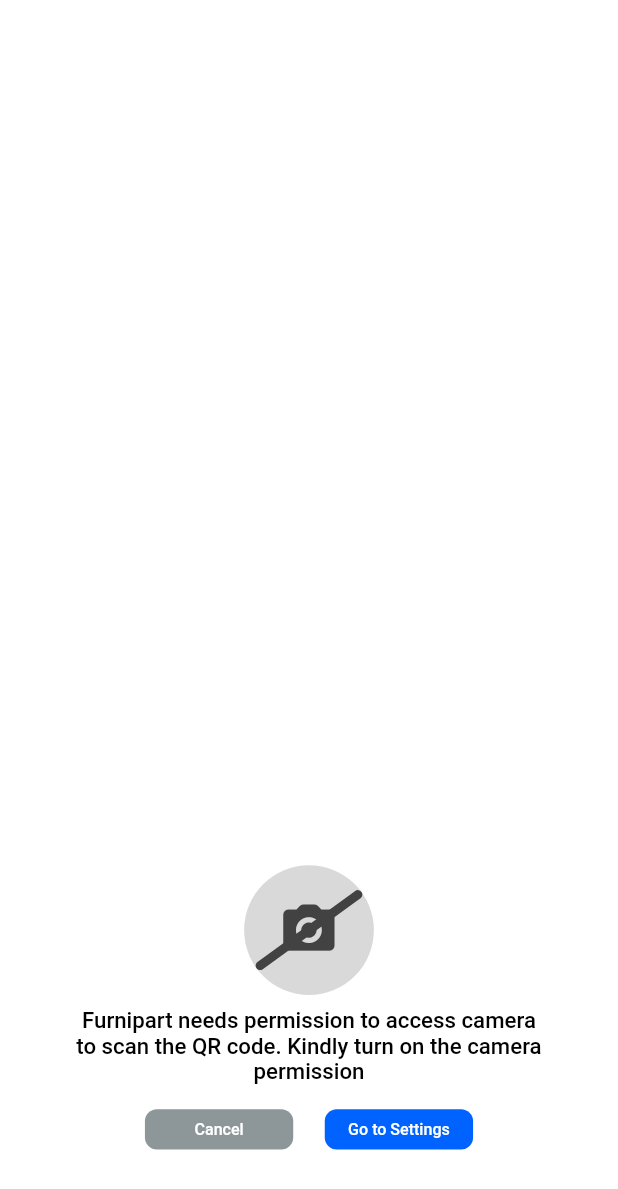
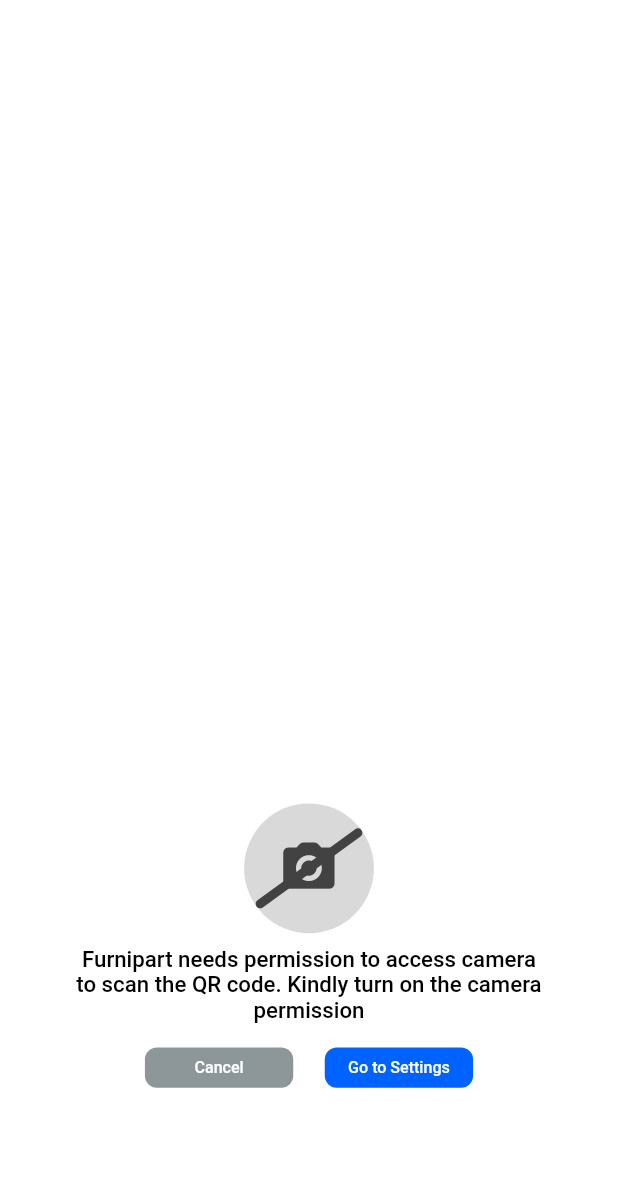
Before and after one commit to ZaynMeledath/turning_point, a Flutter app: what dialog() shows on an empty page, opened directly, on a phone screen of 412 x 824 dp. Shown: the top 1189 px of the screen. Run offline on Flutter 3.47's test engine with Material 3 defaults, Android fonts, the phone set to English and light mode, and no system bars; our stand-ins replace dotted_line, firebase_auth, firebase_core, flutter_bloc, flutter_cache_manager, google_fonts and 7 more; missing offline and left inert: mobile_scanner; accounts and stored records are empty; network calls fail.

Commit message:
Some minor UI changes

```diff
--- a/lib/bloc/auth/auth_state.dart
+++ b/lib/bloc/auth/auth_state.dart
@@ -2,8 +2,10 @@
 
 sealed class AuthState {}
 
-class SignedOutState extends AuthState {}
+class InitialState extends AuthState {}
 
 class GoogleSignInSucess extends AuthState {}
 
 class SignOutState extends AuthState {}
+
+class SignedOutState extends AuthState {}
--- a/lib/controller/home_provider.dart
+++ b/lib/controller/home_provider.dart
@@ -1,4 +1,3 @@
-import 'package:turning_point/view/connect_screen.dart';
 import 'package:turning_point/view/home/reels_screen.dart';
 import 'package:turning_point/view/lucky_draw/lucky_draw_screen.dart';
 import 'package:turning_point/view/rewards/rewards_screen.dart';
@@ -11,5 +10,4 @@
   const RewardsScreen(),
   const ScannerScreen(),
   const LuckyDrawScreen(),
-  const ConnectScreen(),
 ];
--- a/lib/dialog/show_camera_permission_request_dialog.dart
+++ b/lib/dialog/show_camera_permission_request_dialog.dart
@@ -25,10 +25,11 @@
 Widget dialog(BuildContext context) {
   return Container(
     margin: EdgeInsets.only(
-        left: screenSize.width * .071,
-        right: screenSize.width * .071,
-        top: screenSize.height * .68,
-        bottom: screenSize.height * .05),
+      left: screenSize.width * .071,
+      right: screenSize.width * .071,
+      top: screenSize.height * .63,
+      bottom: screenSize.height * .1,
+    ),
     padding: EdgeInsets.symmetric(
       horizontal: screenSize.width * .041,
       vertical: screenSize.height * .02,
--- a/lib/view/about/about_us_screen.dart
+++ b/lib/view/about/about_us_screen.dart
@@ -21,6 +21,7 @@
               'assets/images/splash_logo.png',
               width: screenSize.width * .2,
             ),
+            // SizedBox(height: screenSize.height * .005),
             Text(
               'FURNIPART',
               style: GoogleFonts.poppins(
@@ -30,11 +31,13 @@
                 fontWeight: FontWeight.w500,
               ),
             ),
+            // SizedBox(height: screenSize.height * .005),
             Text(
               'v1.0.0',
               style: GoogleFonts.roboto(
                 fontSize: screenSize.width * .041,
                 fontWeight: FontWeight.w400,
+                color: Colors.black,
               ),
             ),
             SizedBox(height: screenSize.height * .045),
--- a/lib/view/boarding/boarding_screen.dart
+++ b/lib/view/boarding/boarding_screen.dart
@@ -151,7 +151,7 @@
                 'Skip',
                 style: GoogleFonts.roboto(
                   fontSize: screenSize.width * .036,
-                  fontWeight: FontWeight.w700,
+                  fontWeight: FontWeight.w500,
                   color: Colors.black,
                 ),
               ),
```
Also changed, not shown: lib/bloc/auth/auth_bloc.dart (+15 -15 lines), lib/view/connect_screen.dart (deleted, +0 -10 lines), lib/view/home/reels_screen.dart (+10 -1 lines).
